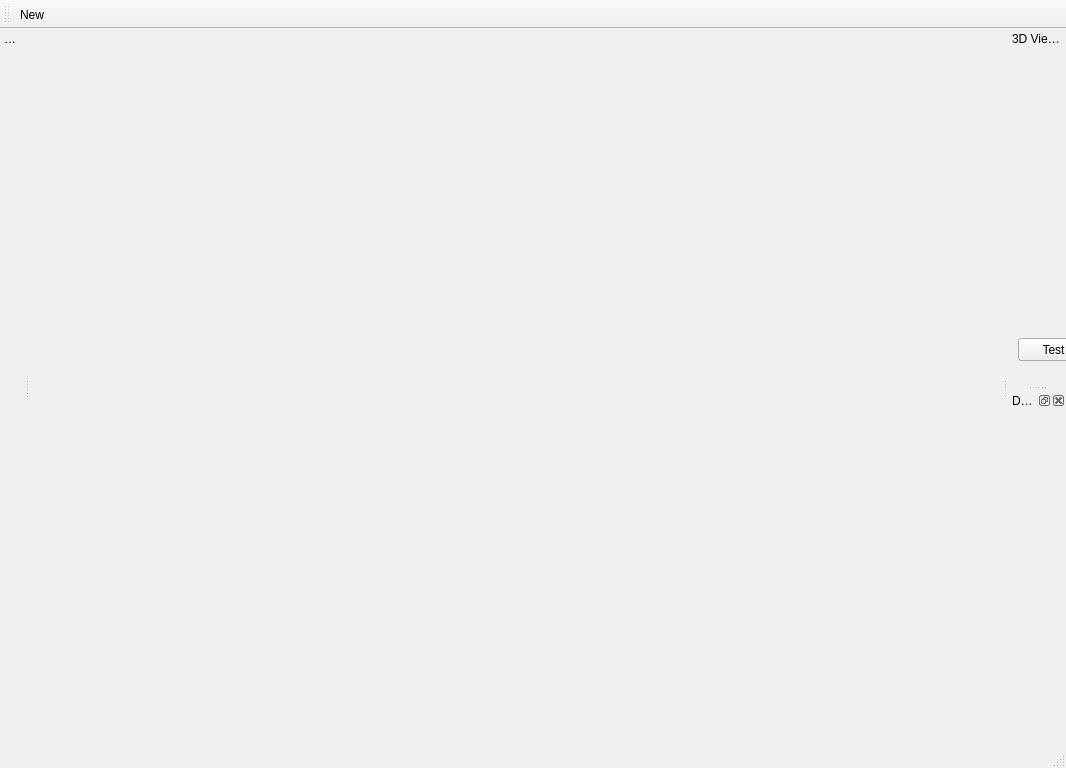
This is SPC-EditorProject/Test3/GeneratedFiles/Form2.ui in santo-pc/spc-editor as Qt 5 draws it before an edit. The edited form follows.
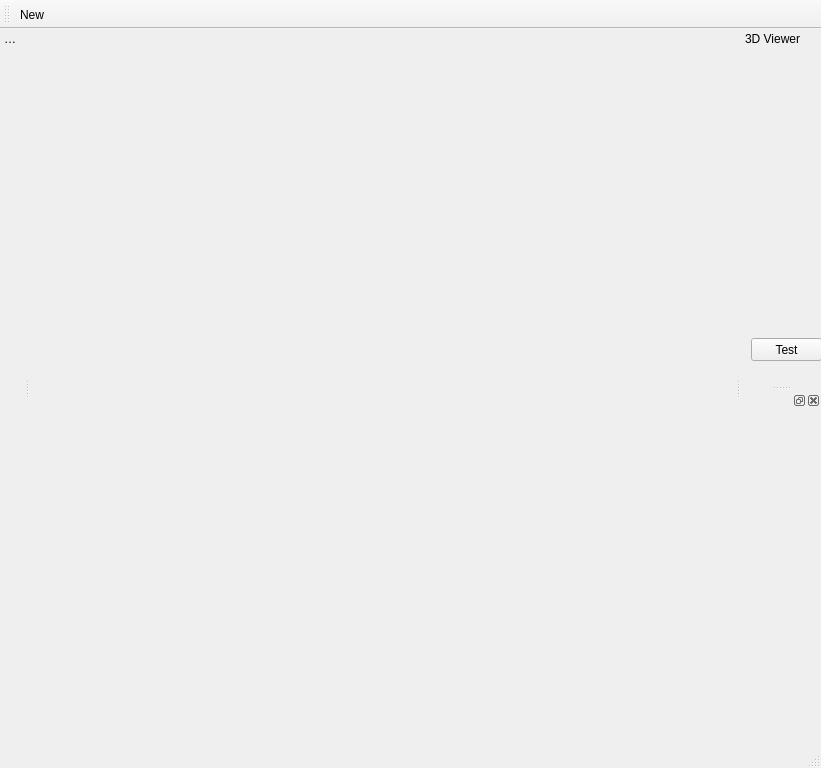
This is the edited form. Icons and pictures are not drawn.

The edit to the form file:
```diff
--- a/SPC-EditorProject/Test3/GeneratedFiles/Form2.ui
+++ b/SPC-EditorProject/Test3/GeneratedFiles/Form2.ui
@@ -6,7 +6,7 @@
    <rect>
     <x>0</x>
     <y>0</y>
-    <width>1066</width>
+    <width>821</width>
     <height>768</height>
    </rect>
   </property>
@@ -59,6 +59,12 @@
      <verstretch>1</verstretch>
     </sizepolicy>
    </property>
+   <property name="minimumSize">
+    <size>
+     <width>40</width>
+     <height>250</height>
+    </size>
+   </property>
    <property name="autoFillBackground">
     <bool>true</bool>
    </property>
@@ -120,9 +126,12 @@
    </attribute>
    <addaction name="actionNew"/>
   </widget>
-  <widget class="QDockWidget" name="dockWidgetProperties">
-   <property name="windowTitle">
-    <string>Dock Nuevo</string>
+  <widget class="QDockWidget" name="dockWidgetProperties_3">
+   <property name="minimumSize">
+    <size>
+     <width>80</width>
+     <height>250</height>
+    </size>
    </property>
    <attribute name="dockWidgetArea">
     <number>2</number>
```
Left out of the diff: 4 changed lines with no effect on the pictures.
